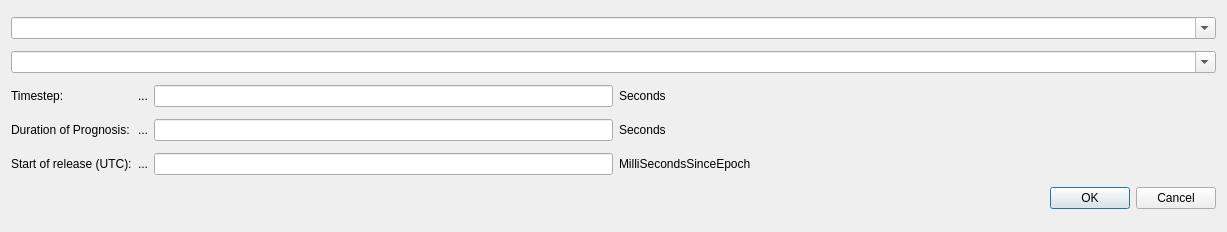
Qt form ui/jrodos_dialog_base.ui (rduivenvoorde/jrodos) before a commit.
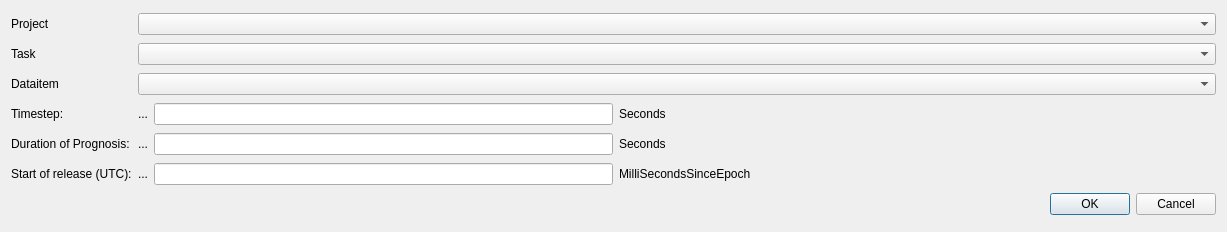
The same form after that commit.

Commit message: working for projects containing >1 task

The edit to the form file:
```diff
--- a/ui/jrodos_dialog_base.ui
+++ b/ui/jrodos_dialog_base.ui
@@ -26,35 +26,35 @@
    <string>JRodos</string>
   </property>
   <layout class="QGridLayout" name="gridLayout">
-   <item row="2" column="0">
+   <item row="3" column="0">
     <widget class="QLabel" name="lbl_steps">
      <property name="text">
       <string>Timestep:</string>
      </property>
     </widget>
    </item>
-   <item row="2" column="1">
+   <item row="3" column="1">
     <widget class="QLabel" name="lbl_steps2">
      <property name="text">
       <string>...</string>
      </property>
     </widget>
    </item>
-   <item row="2" column="2">
+   <item row="3" column="2">
     <widget class="QLineEdit" name="le_steps">
      <property name="readOnly">
       <bool>true</bool>
      </property>
     </widget>
    </item>
-   <item row="2" column="3">
+   <item row="3" column="3">
     <widget class="QLabel" name="label">
      <property name="text">
       <string>Seconds</string>
      </property>
     </widget>
    </item>
-   <item row="2" column="4">
+   <item row="3" column="4">
     <spacer name="horizontalSpacer">
      <property name="orientation">
       <enum>Qt::Horizontal</enum>
@@ -67,35 +67,35 @@
      </property>
     </spacer>
    </item>
-   <item row="3" column="0">
+   <item row="4" column="0">
     <widget class="QLabel" name="lbl_model_length">
      <property name="text">
       <string>Duration of Prognosis:</string>
      </property>
     </widget>
    </item>
-   <item row="3" column="1">
+   <item row="4" column="1">
     <widget class="QLabel" name="lbl_model_length2">
      <property name="text">
       <string>...</string>
      </property>
     </widget>
    </item>
-   <item row="3" column="2">
+   <item row="4" column="2">
     <widget class="QLineEdit" name="le_model_length">
      <property name="readOnly">
       <bool>true</bool>
      </property>
     </widget>
    </item>
-   <item row="3" column="3">
+   <item row="4" column="3">
     <widget class="QLabel" name="label_2">
      <property name="text">
       <string>Seconds</string>
      </property>
     </widget>
    </item>
-   <item row="3" column="4">
+   <item row="4" column="4">
     <spacer name="horizontalSpacer_2">
      <property name="orientation">
       <enum>Qt::Horizontal</enum>
@@ -108,35 +108,35 @@
      </property>
     </spacer>
    </item>
-   <item row="4" column="0">
+   <item row="5" column="0">
     <widget class="QLabel" name="lbl_start">
      <property name="text">
       <string>Start of release (UTC):</string>
      </property>
     </widget>
    </item>
-   <item row="4" column="1">
+   <item row="5" column="1">
     <widget class="QLabel" name="lbl_start2">
      <property name="text">
       <string>...</string>
      </property>
     </widget>
    </item>
-   <item row="4" column="2">
+   <item row="5" column="2">
     <widget class="QLineEdit" name="le_start">
      <property name="readOnly">
       <bool>true</bool>
      </property>
     </widget>
    </item>
-   <item row="4" column="3">
+   <item row="5" column="3">
     <widget class="QLabel" name="label_3">
      <property name="text">
       <string>MilliSecondsSinceEpoch</string>
      </property>
     </widget>
    </item>
-   <item row="4" column="4">
+   <item row="5" column="4">
     <spacer name="horizontalSpacer_3">
      <property name="orientation">
       <enum>Qt::Horizontal</enum>
@@ -149,21 +149,7 @@
      </property>
     </spacer>
    </item>
-   <item row="0" column="0" colspan="5">
-    <widget class="QComboBox" name="combo_project">
-     <property name="editable">
-      <bool>true</bool>
-     </property>
-    </widget>
-   </item>
-   <item row="1" column="0" colspan="5">
-    <widget class="QComboBox" name="combo_path">
-     <property name="editable">
-      <bool>true</bool>
-     </property>
-    </widget>
-   </item>
-   <item row="5" column="0" colspan="5">
+   <item row="6" column="0" colspan="5">
     <widget class="QDialogButtonBox" name="button_box">
      <property name="orientation">
       <enum>Qt::Horizontal</enum>
@@ -173,6 +159,44 @@
      </property>
     </widget>
    </item>
+   <item row="0" column="1" colspan="4">
+    <widget class="QComboBox" name="combo_project">
+     <property name="editable">
+      <bool>false</bool>
+     </property>
+    </widget>
+   </item>
+   <item row="0" column="0">
+    <widget class="QLabel" name="label_4">
+     <property name="text">
+      <string>Project</string>
+     </property>
+    </widget>
+   </item>
+   <item row="2" column="0">
+    <widget class="QLabel" name="label_5">
+     <property name="text">
+      <string>Dataitem</string>
+     </property>
+    </widget>
+   </item>
+   <item row="1" column="0">
+    <widget class="QLabel" name="label_6">
+     <property name="text">
+      <string>Task</string>
+     </property>
+    </widget>
+   </item>
+   <item row="2" column="1" colspan="4">
+    <widget class="QComboBox" name="combo_path">
+     <property name="editable">
+      <bool>false</bool>
+     </property>
+    </widget>
+   </item>
+   <item row="1" column="1" colspan="4">
+    <widget class="QComboBox" name="combo_task"/>
+   </item>
   </layout>
  </widget>
  <resources/>
```
The commit also changes 4 other files.
